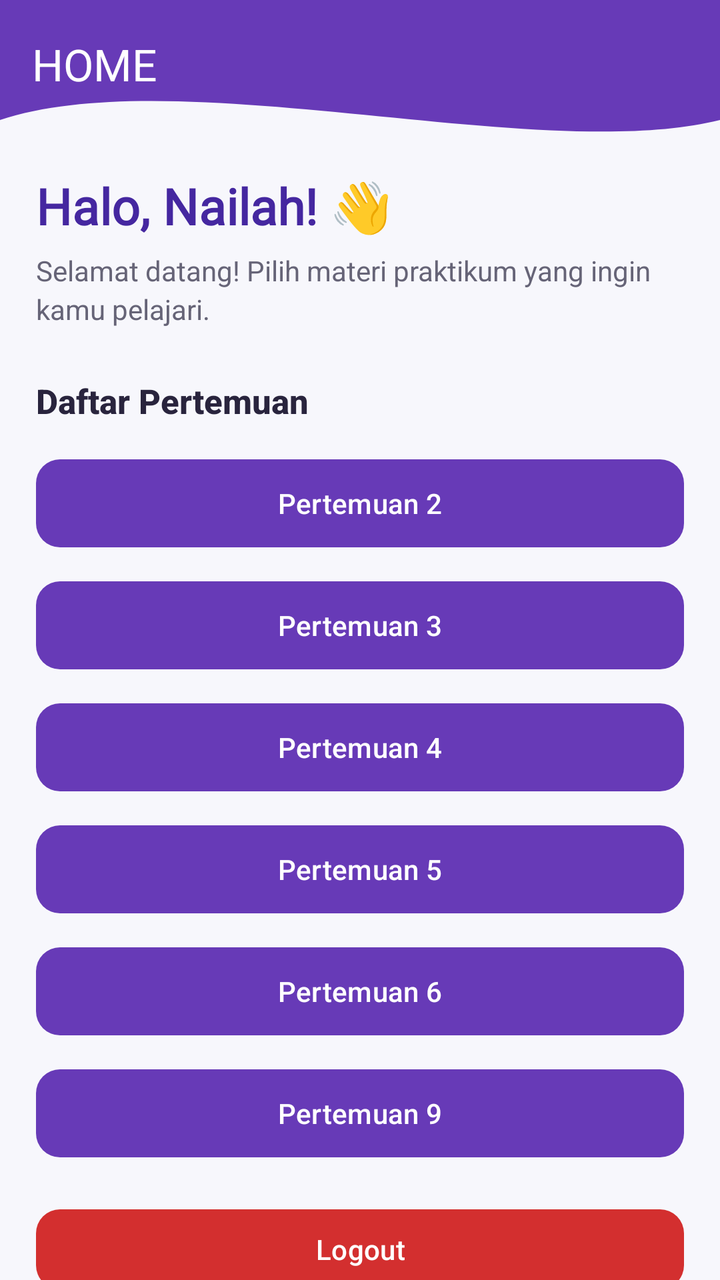
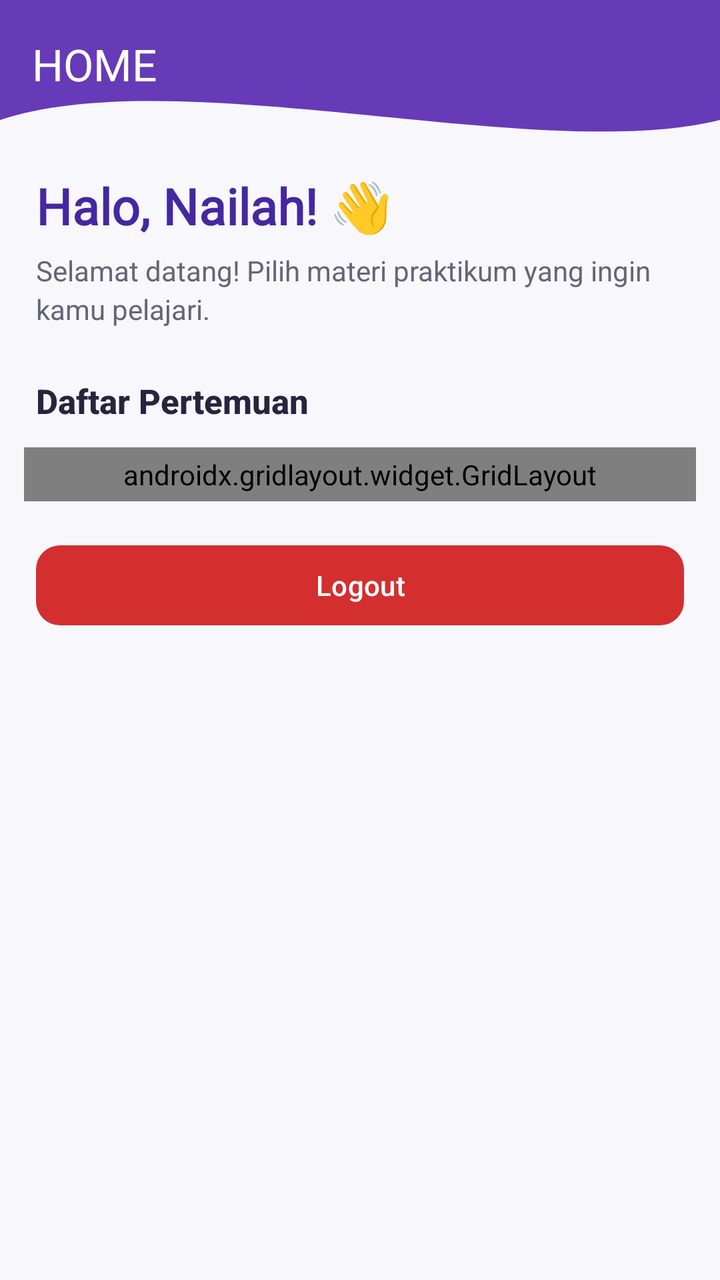

Compare the two renders of this Android layout. The source of the first and the diff that turns it into the second are given below.
<!-- AndroidManifest.xml: application theme Theme.Mars_Nailah -->
<!-- res/layout/fragment_home.xml -->
<?xml version="1.0" encoding="utf-8"?>
<androidx.constraintlayout.widget.ConstraintLayout
    xmlns:android="http://schemas.android.com/apk/res/android"
    xmlns:app="http://schemas.android.com/apk/res-auto"
    xmlns:tools="http://schemas.android.com/tools"
    android:layout_width="match_parent"
    android:layout_height="match_parent"
    android:background="#F7F7FC"
    tools:context=".Home.HomeFragment">

    
    <View
        android:id="@+id/background_header"
        android:layout_width="0dp"
        android:layout_height="150dp"
        android:background="@drawable/bg_header_wave"
        app:layout_constraintTop_toTopOf="parent"
        app:layout_constraintStart_toStartOf="parent"
        app:layout_constraintEnd_toEndOf="parent" />

    
    <com.google.android.material.appbar.MaterialToolbar
        android:id="@+id/toolbar"
        android:layout_width="0dp"
        android:layout_height="?attr/actionBarSize"
        android:background="@android:color/transparent"
        android:elevation="0dp"
        app:title="HOME"
        app:titleTextColor="#FFFFFF"
        app:layout_constraintTop_toTopOf="parent"
        app:layout_constraintStart_toStartOf="parent"
        app:layout_constraintEnd_toEndOf="parent" />

    
    <TextView
        android:id="@+id/tvWelcome"
        android:layout_width="0dp"
        android:layout_height="wrap_content"
        android:layout_marginStart="18dp"
        android:layout_marginEnd="18dp"
        android:layout_marginTop="22dp"
        android:fontFamily="@font/bitcountink_variable"
        android:text="Halo, Nailah! 👋"
        android:textColor="#4527A0"
        android:textSize="25sp"
        android:textStyle="bold"
        app:layout_constraintTop_toBottomOf="@id/toolbar"
        app:layout_constraintStart_toStartOf="parent"
        app:layout_constraintEnd_toEndOf="parent" />

    
    <TextView
        android:id="@+id/tvDescription"
        android:layout_width="0dp"
        android:layout_height="wrap_content"
        android:layout_marginStart="18dp"
        android:layout_marginEnd="18dp"
        android:layout_marginTop="6dp"
        android:fontFamily="sans-serif"
        android:text="Selamat datang! Pilih materi praktikum yang ingin kamu pelajari."
        android:textColor="#666477"
        android:textSize="14sp"
        android:lineSpacingExtra="3dp"
        app:layout_constraintTop_toBottomOf="@id/tvWelcome"
        app:layout_constraintStart_toStartOf="parent"
        app:layout_constraintEnd_toEndOf="parent" />

    
    <TextView
        android:id="@+id/tvSectionTitle"
        android:layout_width="0dp"
        android:layout_height="wrap_content"
        android:layout_marginStart="18dp"
        android:layout_marginEnd="18dp"
        android:layout_marginTop="25dp"
        android:text="Daftar Pertemuan"
        android:textColor="#29243D"
        android:textSize="17sp"
        android:textStyle="bold"
        android:fontFamily="sans-serif-medium"
        app:layout_constraintTop_toBottomOf="@id/tvDescription"
        app:layout_constraintStart_toStartOf="parent"
        app:layout_constraintEnd_toEndOf="parent" />

    
    <com.google.android.material.button.MaterialButton
        android:id="@+id/btnToSecond"
        android:layout_width="0dp"
        android:layout_height="52dp"
        android:layout_marginStart="18dp"
        android:layout_marginEnd="18dp"
        android:layout_marginTop="14dp"
        android:text="Pertemuan 2"
        android:textSize="14sp"
        android:textAllCaps="false"
        android:textColor="#FFFFFF"
        android:fontFamily="sans-serif-medium"
        app:cornerRadius="12dp"
        app:backgroundTint="#673AB7"
        app:elevation="2dp"
        app:layout_constraintTop_toBottomOf="@id/tvSectionTitle"
        app:layout_constraintStart_toStartOf="parent"
        app:layout_constraintEnd_toEndOf="parent" />

    
    <com.google.android.material.button.MaterialButton
        android:id="@+id/btnToThird"
        android:layout_width="0dp"
        android:layout_height="52dp"
        android:layout_marginStart="18dp"
        android:layout_marginEnd="18dp"
        android:layout_marginTop="9dp"
        android:text="Pertemuan 3"
        android:textSize="14sp"
        android:textAllCaps="false"
        android:textColor="#FFFFFF"
        android:fontFamily="sans-serif-medium"
        app:cornerRadius="12dp"
        app:backgroundTint="#673AB7"
        app:elevation="2dp"
        app:layout_constraintTop_toBottomOf="@id/btnToSecond"
        app:layout_constraintStart_toStartOf="parent"
        app:layout_constraintEnd_toEndOf="parent" />

    
    <com.google.android.material.button.MaterialButton
        android:id="@+id/btnToFourth"
        android:layout_width="0dp"
        android:layout_height="52dp"
        android:layout_marginStart="18dp"
        android:layout_marginEnd="18dp"
        android:layout_marginTop="9dp"
        android:text="Pertemuan 4"
        android:textSize="14sp"
        android:textAllCaps="false"
        android:textColor="#FFFFFF"
        android:fontFamily="sans-serif-medium"
        app:cornerRadius="12dp"
        app:backgroundTint="#673AB7"
        app:elevation="2dp"
        app:layout_constraintTop_toBottomOf="@id/btnToThird"
        app:layout_constraintStart_toStartOf="parent"
        app:layout_constraintEnd_toEndOf="parent" />

    
    <com.google.android.material.button.MaterialButton
        android:id="@+id/btnToFifth"
        android:layout_width="0dp"
        android:layout_height="52dp"
        android:layout_marginStart="18dp"
        android:layout_marginEnd="18dp"
        android:layout_marginTop="9dp"
        android:text="Pertemuan 5"
        android:textSize="14sp"
        android:textAllCaps="false"
        android:textColor="#FFFFFF"
        android:fontFamily="sans-serif-medium"
        app:cornerRadius="12dp"
        app:backgroundTint="#673AB7"
        app:elevation="2dp"
        app:layout_constraintTop_toBottomOf="@id/btnToFourth"
        app:layout_constraintStart_toStartOf="parent"
        app:layout_constraintEnd_toEndOf="parent" />

    
    <com.google.android.material.button.MaterialButton
        android:id="@+id/btnToSixth"
        android:layout_width="0dp"
        android:layout_height="52dp"
        android:layout_marginStart="18dp"
        android:layout_marginEnd="18dp"
        android:layout_marginTop="9dp"
        android:text="Pertemuan 6"
        android:textSize="14sp"
        android:textAllCaps="false"
        android:textColor="#FFFFFF"
        android:fontFamily="sans-serif-medium"
        app:cornerRadius="12dp"
        app:backgroundTint="#673AB7"
        app:elevation="2dp"
        app:layout_constraintTop_toBottomOf="@id/btnToFifth"
        app:layout_constraintStart_toStartOf="parent"
        app:layout_constraintEnd_toEndOf="parent" />

    
    <com.google.android.material.button.MaterialButton
        android:id="@+id/btnPertemuan9"
        android:layout_width="0dp"
        android:layout_height="52dp"
        android:layout_marginStart="18dp"
        android:layout_marginEnd="18dp"
        android:layout_marginTop="9dp"
        android:text="Pertemuan 9"
        android:textSize="14sp"
        android:textAllCaps="false"
        android:textColor="#FFFFFF"
        android:fontFamily="sans-serif-medium"
        app:cornerRadius="12dp"
        app:backgroundTint="#673AB7"
        app:elevation="2dp"
        app:layout_constraintTop_toBottomOf="@id/btnToSixth"
        app:layout_constraintStart_toStartOf="parent"
        app:layout_constraintEnd_toEndOf="parent" />

    
    <com.google.android.material.button.MaterialButton
        android:id="@+id/btnLogout"
        android:layout_width="0dp"
        android:layout_height="48dp"
        android:layout_marginStart="18dp"
        android:layout_marginEnd="18dp"
        android:layout_marginTop="18dp"
        android:text="Logout"
        android:textSize="14sp"
        android:textAllCaps="false"
        android:textColor="#FFFFFF"
        android:fontFamily="sans-serif-medium"
        app:cornerRadius="12dp"
        app:backgroundTint="#D32F2F"
        app:elevation="1dp"
        app:layout_constraintTop_toBottomOf="@id/btnPertemuan9"
        app:layout_constraintStart_toStartOf="parent"
        app:layout_constraintEnd_toEndOf="parent" />

</androidx.constraintlayout.widget.ConstraintLayout>
<!-- resources referenced by this layout -->
<resources>
  <!-- drawable bg_header_wave (drawable) -->
  <vector xmlns:android="http://schemas.android.com/apk/res/android"
      android:width="100dp"
      android:height="100dp"
      android:viewportWidth="100"
      android:viewportHeight="100">
  
      <path
          android:fillColor="#673AB7"
          android:pathData="
              M0,0
              L100,0
              L100,40
              C75,55
               25,20
               0,40
              Z" />
  
  </vector>
  <style name="Theme.Mars_Nailah" parent="Base.Theme.Mars_Nailah" />
  <style name="Base.Theme.Mars_Nailah" parent="Theme.Material3.Light.NoActionBar">
  
          <item name="colorPrimary">#1976D2</item>
          <item name="colorSecondary">#03A9F4</item>
          <item name="android:windowLightStatusBar">true</item>
          <item name="android:windowBackground">#FFFFFF</item>
  
      </style>
</resources>

<!-- the commit's change to res/layout/fragment_home.xml (unified diff, before → after) -->
@@ -83,124 +83,134 @@
         app:layout_constraintEnd_toEndOf="parent" />
 
     
-    <com.google.android.material.button.MaterialButton
-        android:id="@+id/btnToSecond"
-        android:layout_width="0dp"
-        android:layout_height="52dp"
-        android:layout_marginStart="18dp"
-        android:layout_marginEnd="18dp"
-        android:layout_marginTop="14dp"
-        android:text="Pertemuan 2"
-        android:textSize="14sp"
-        android:textAllCaps="false"
-        android:textColor="#FFFFFF"
-        android:fontFamily="sans-serif-medium"
-        app:cornerRadius="12dp"
-        app:backgroundTint="#673AB7"
-        app:elevation="2dp"
+    <androidx.gridlayout.widget.GridLayout
+        android:id="@+id/gridLayoutPertemuan"
+        android:layout_width="0dp"
+        android:layout_height="wrap_content"
+        android:layout_marginStart="12dp"
+        android:layout_marginEnd="12dp"
+        android:layout_marginTop="12dp"
+        android:padding="4dp"
+        app:columnCount="3"
+        app:rowCount="3"
+        app:useDefaultMargins="true"
         app:layout_constraintTop_toBottomOf="@id/tvSectionTitle"
         app:layout_constraintStart_toStartOf="parent"
-        app:layout_constraintEnd_toEndOf="parent" />
-
-    
-    <com.google.android.material.button.MaterialButton
-        android:id="@+id/btnToThird"
-        android:layout_width="0dp"
-        android:layout_height="52dp"
-        android:layout_marginStart="18dp"
-        android:layout_marginEnd="18dp"
-        android:layout_marginTop="9dp"
-        android:text="Pertemuan 3"
-        android:textSize="14sp"
-        android:textAllCaps="false"
-        android:textColor="#FFFFFF"
-        android:fontFamily="sans-serif-medium"
-        app:cornerRadius="12dp"
-        app:backgroundTint="#673AB7"
-        app:elevation="2dp"
-        app:layout_constraintTop_toBottomOf="@id/btnToSecond"
-        app:layout_constraintStart_toStartOf="parent"
-        app:layout_constraintEnd_toEndOf="parent" />
-
-    
-    <com.google.android.material.button.MaterialButton
-        android:id="@+id/btnToFourth"
-        android:layout_width="0dp"
-        android:layout_height="52dp"
-        android:layout_marginStart="18dp"
-        android:layout_marginEnd="18dp"
-        android:layout_marginTop="9dp"
-        android:text="Pertemuan 4"
-        android:textSize="14sp"
-        android:textAllCaps="false"
-        android:textColor="#FFFFFF"
-        android:fontFamily="sans-serif-medium"
-        app:cornerRadius="12dp"
-        app:backgroundTint="#673AB7"
-        app:elevation="2dp"
-        app:layout_constraintTop_toBottomOf="@id/btnToThird"
-        app:layout_constraintStart_toStartOf="parent"
-        app:layout_constraintEnd_toEndOf="parent" />
-
-    
-    <com.google.android.material.button.MaterialButton
-        android:id="@+id/btnToFifth"
-        android:layout_width="0dp"
-        android:layout_height="52dp"
-        android:layout_marginStart="18dp"
-        android:layout_marginEnd="18dp"
-        android:layout_marginTop="9dp"
-        android:text="Pertemuan 5"
-        android:textSize="14sp"
-        android:textAllCaps="false"
-        android:textColor="#FFFFFF"
-        android:fontFamily="sans-serif-medium"
-        app:cornerRadius="12dp"
-        app:backgroundTint="#673AB7"
-        app:elevation="2dp"
-        app:layout_constraintTop_toBottomOf="@id/btnToFourth"
-        app:layout_constraintStart_toStartOf="parent"
-        app:layout_constraintEnd_toEndOf="parent" />
-
-    
-    <com.google.android.material.button.MaterialButton
-        android:id="@+id/btnToSixth"
-        android:layout_width="0dp"
-        android:layout_height="52dp"
-        android:layout_marginStart="18dp"
-        android:layout_marginEnd="18dp"
-        android:layout_marginTop="9dp"
-        android:text="Pertemuan 6"
-        android:textSize="14sp"
-        android:textAllCaps="false"
-        android:textColor="#FFFFFF"
-        android:fontFamily="sans-serif-medium"
-        app:cornerRadius="12dp"
-        app:backgroundTint="#673AB7"
-        app:elevation="2dp"
-        app:layout_constraintTop_toBottomOf="@id/btnToFifth"
-        app:layout_constraintStart_toStartOf="parent"
-        app:layout_constraintEnd_toEndOf="parent" />
-
-    
-    <com.google.android.material.button.MaterialButton
-        android:id="@+id/btnPertemuan9"
-        android:layout_width="0dp"
-        android:layout_height="52dp"
-        android:layout_marginStart="18dp"
-        android:layout_marginEnd="18dp"
-        android:layout_marginTop="9dp"
-        android:text="Pertemuan 9"
-        android:textSize="14sp"
-        android:textAllCaps="false"
-        android:textColor="#FFFFFF"
-        android:fontFamily="sans-serif-medium"
-        app:cornerRadius="12dp"
-        app:backgroundTint="#673AB7"
-        app:elevation="2dp"
-        app:layout_constraintTop_toBottomOf="@id/btnToSixth"
-        app:layout_constraintStart_toStartOf="parent"
-        app:layout_constraintEnd_toEndOf="parent" />
+        app:layout_constraintEnd_toEndOf="parent">
+
+        
+        <com.google.android.material.button.MaterialButton
+            android:id="@+id/btnToSecond"
+            android:layout_width="0dp"
+            android:layout_height="85dp"
+            android:minWidth="0dp"
+            android:text="Pertemuan 2"
+            android:textSize="11sp"
+            android:textAllCaps="false"
+            android:textColor="#FFFFFF"
+            android:fontFamily="sans-serif-medium"
+            app:cornerRadius="12dp"
+            app:backgroundTint="#673AB7"
+            app:layout_columnWeight="1"
+            app:layout_gravity="fill_horizontal" />
+
+        
+        <com.google.android.material.button.MaterialButton
+            android:id="@+id/btnToThird"
+            android:layout_width="0dp"
+            android:layout_height="85dp"
+            android:minWidth="0dp"
+            android:text="Pertemuan 3"
+            android:textSize="11sp"
+            android:textAllCaps="false"
+            android:textColor="#FFFFFF"
+            android:fontFamily="sans-serif-medium"
+            app:cornerRadius="12dp"
+            app:backgroundTint="#673AB7"
+            app:layout_columnWeight="1"
+            app:layout_gravity="fill_horizontal" />
+
+        
+        <com.google.android.material.button.MaterialButton
+            android:id="@+id/btnToFourth"
+            android:layout_width="0dp"
+            android:layout_height="85dp"
+            android:minWidth="0dp"
+            android:text="Pertemuan 4"
+            android:textSize="11sp"
+            android:textAllCaps="false"
+            android:textColor="#FFFFFF"
+            android:fontFamily="sans-serif-medium"
+            app:cornerRadius="12dp"
+            app:backgroundTint="#673AB7"
+            app:layout_columnWeight="1"
+            app:layout_gravity="fill_horizontal" />
+
+        
+        <com.google.android.material.button.MaterialButton
+            android:id="@+id/btnToFifth"
+            android:layout_width="0dp"
+            android:layout_height="85dp"
+            android:minWidth="0dp"
+            android:text="Pertemuan 5"
+            android:textSize="11sp"
+            android:textAllCaps="false"
+            android:textColor="#FFFFFF"
+            android:fontFamily="sans-serif-medium"
+            app:cornerRadius="12dp"
+            app:backgroundTint="#673AB7"
+            app:layout_columnWeight="1"
+            app:layout_gravity="fill_horizontal" />
+
+        
+        <com.google.android.material.button.MaterialButton
+            android:id="@+id/btnToSixth"
+            android:layout_width="0dp"
+            android:layout_height="85dp"
+            android:minWidth="0dp"
+            android:text="Pertemuan 6"
+            android:textSize="11sp"
+            android:textAllCaps="false"
+            android:textColor="#FFFFFF"
+            android:fontFamily="sans-serif-medium"
+            app:cornerRadius="12dp"
+            app:backgroundTint="#673AB7"
+            app:layout_columnWeight="1"
+            app:layout_gravity="fill_horizontal" />
+
+        
+        <com.google.android.material.button.MaterialButton
+            android:id="@+id/btnPertemuan9"
+            android:layout_width="0dp"
+            android:layout_height="85dp"
+            android:minWidth="0dp"
+            android:text="Pertemuan 9"
+            android:textSize="11sp"
+            android:textAllCaps="false"
+            android:textColor="#FFFFFF"
+            android:fontFamily="sans-serif-medium"
+            app:cornerRadius="12dp"
+            app:backgroundTint="#673AB7"
+            app:layout_columnWeight="1"
+            app:layout_gravity="fill_horizontal" />
+
+        
+        <com.google.android.material.button.MaterialButton
+            android:id="@+id/btnPertemuan10"
+            android:layout_width="0dp"
+            android:layout_height="85dp"
+            android:minWidth="0dp"
+            android:text="Pertemuan 10"
+            android:textSize="11sp"
+            android:textAllCaps="false"
+            android:textColor="#FFFFFF"
+            android:fontFamily="sans-serif-medium"
+            app:cornerRadius="12dp"
+            app:backgroundTint="#512DA8"
+            app:layout_columnWeight="1"
+            app:layout_gravity="fill_horizontal" />
+
+    </androidx.gridlayout.widget.GridLayout>
 
     
     <com.google.android.material.button.MaterialButton
@@ -218,7 +228,7 @@
         app:cornerRadius="12dp"
         app:backgroundTint="#D32F2F"
         app:elevation="1dp"
-        app:layout_constraintTop_toBottomOf="@id/btnPertemuan9"
+        app:layout_constraintTop_toBottomOf="@id/gridLayoutPertemuan"
         app:layout_constraintStart_toStartOf="parent"
         app:layout_constraintEnd_toEndOf="parent" />
 
